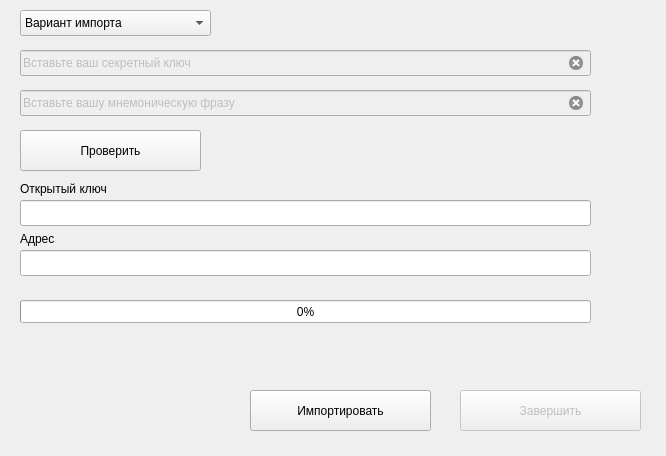
Before: the Qt Designer form ui/firstrun_form.ui in gberdyshev/simple-bitcoin-wallet, drawn with Qt 5.
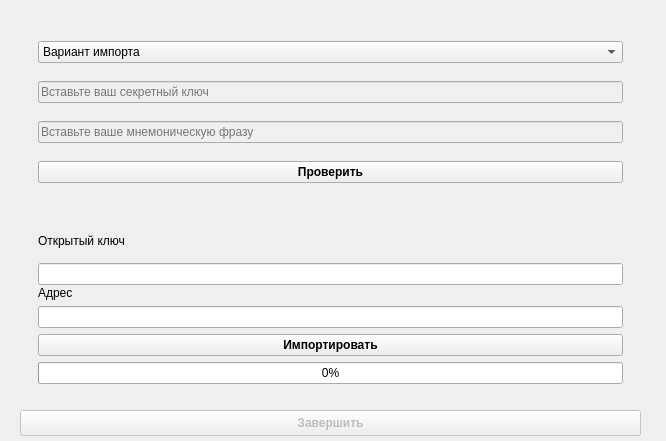
After: the same form once the commit is applied. The open tabs and pages were chosen to show the change.

Patch:
```diff
--- a/ui/firstrun_form.ui
+++ b/ui/firstrun_form.ui
@@ -7,7 +7,7 @@
     <x>0</x>
     <y>0</y>
     <width>666</width>
-    <height>456</height>
+    <height>441</height>
    </rect>
   </property>
   <property name="windowTitle">
@@ -55,205 +55,227 @@
      </widget>
     </widget>
     <widget class="QWidget" name="importer">
-     <widget class="QLineEdit" name="private_key_2">
-      <property name="enabled">
-       <bool>false</bool>
-      </property>
-      <property name="geometry">
-       <rect>
-        <x>20</x>
-        <y>40</y>
-        <width>571</width>
-        <height>26</height>
-       </rect>
-      </property>
-      <property name="autoFillBackground">
-       <bool>false</bool>
-      </property>
-      <property name="text">
-       <string>Вставьте ваш секретный ключ</string>
-      </property>
-      <property name="frame">
-       <bool>true</bool>
-      </property>
-      <property name="readOnly">
-       <bool>false</bool>
-      </property>
-      <property name="clearButtonEnabled">
-       <bool>true</bool>
-      </property>
-     </widget>
-     <widget class="QPushButton" name="check">
-      <property name="geometry">
-       <rect>
-        <x>20</x>
-        <y>120</y>
-        <width>181</width>
-        <height>41</height>
-       </rect>
-      </property>
-      <property name="text">
-       <string>Проверить</string>
-      </property>
-     </widget>
-     <widget class="QLineEdit" name="public_key_2">
-      <property name="geometry">
-       <rect>
-        <x>20</x>
-        <y>190</y>
-        <width>571</width>
-        <height>26</height>
-       </rect>
-      </property>
-      <property name="readOnly">
-       <bool>true</bool>
-      </property>
-     </widget>
-     <widget class="QLineEdit" name="address_2">
-      <property name="geometry">
-       <rect>
-        <x>20</x>
-        <y>240</y>
-        <width>571</width>
-        <height>26</height>
-       </rect>
-      </property>
-      <property name="readOnly">
-       <bool>true</bool>
-      </property>
-     </widget>
-     <widget class="QLabel" name="line_open">
-      <property name="geometry">
-       <rect>
-        <x>20</x>
-        <y>170</y>
-        <width>121</width>
-        <height>18</height>
-       </rect>
-      </property>
-      <property name="text">
-       <string>Открытый ключ</string>
-      </property>
-     </widget>
-     <widget class="QLabel" name="label_5">
-      <property name="geometry">
-       <rect>
-        <x>20</x>
-        <y>220</y>
-        <width>121</width>
-        <height>18</height>
-       </rect>
-      </property>
-      <property name="text">
-       <string>Адрес</string>
-      </property>
-     </widget>
-     <widget class="QPushButton" name="finish_import">
-      <property name="enabled">
-       <bool>true</bool>
-      </property>
-      <property name="geometry">
-       <rect>
-        <x>250</x>
-        <y>380</y>
-        <width>181</width>
-        <height>41</height>
-       </rect>
-      </property>
-      <property name="text">
-       <string>Импортировать</string>
-      </property>
-      <property name="checkable">
-       <bool>false</bool>
-      </property>
-      <property name="autoDefault">
-       <bool>false</bool>
-      </property>
-     </widget>
-     <widget class="QProgressBar" name="import_progress">
-      <property name="geometry">
-       <rect>
-        <x>20</x>
-        <y>290</y>
-        <width>571</width>
-        <height>23</height>
-       </rect>
-      </property>
-      <property name="value">
-       <number>0</number>
-      </property>
-     </widget>
-     <widget class="QPushButton" name="finish_import_2">
-      <property name="enabled">
-       <bool>false</bool>
-      </property>
-      <property name="geometry">
-       <rect>
-        <x>460</x>
-        <y>380</y>
-        <width>181</width>
-        <height>41</height>
-       </rect>
-      </property>
-      <property name="text">
-       <string>Завершить</string>
-      </property>
-      <property name="checkable">
-       <bool>false</bool>
-      </property>
-      <property name="autoDefault">
-       <bool>false</bool>
-      </property>
-     </widget>
-     <widget class="QComboBox" name="import_options">
+     <widget class="QFrame" name="importer_frame_2">
       <property name="geometry">
        <rect>
         <x>20</x>
         <y>0</y>
-        <width>191</width>
-        <height>26</height>
+        <width>621</width>
+        <height>431</height>
        </rect>
       </property>
-      <property name="editable">
-       <bool>false</bool>
-      </property>
-      <property name="currentIndex">
-       <number>0</number>
-      </property>
-      <item>
-       <property name="text">
-        <string>Вариант импорта</string>
+      <widget class="QPushButton" name="finish_import_2">
+       <property name="enabled">
+        <bool>false</bool>
        </property>
-      </item>
-      <item>
-       <property name="text">
-        <string>Секретный ключ</string>
+       <property name="geometry">
+        <rect>
+         <x>0</x>
+         <y>400</y>
+         <width>621</width>
+         <height>26</height>
+        </rect>
        </property>
-      </item>
-      <item>
+       <property name="font">
+        <font>
+         <bold>true</bold>
+        </font>
+       </property>
        <property name="text">
-        <string>Мнемоническая фраза</string>
+        <string>Завершить</string>
        </property>
-      </item>
-     </widget>
-     <widget class="QLineEdit" name="mnemonic_2">
-      <property name="enabled">
-       <bool>false</bool>
-      </property>
-      <property name="geometry">
-       <rect>
-        <x>20</x>
-        <y>80</y>
-        <width>571</width>
-        <height>26</height>
-       </rect>
-      </property>
-      <property name="text">
-       <string>Вставьте вашу мнемоническую фразу</string>
-      </property>
-      <property name="clearButtonEnabled">
-       <bool>true</bool>
-      </property>
+       <property name="checkable">
+        <bool>false</bool>
+       </property>
+       <property name="autoDefault">
+        <bool>false</bool>
+       </property>
+      </widget>
+      <widget class="QFrame" name="importer_frame_3">
+       <property name="geometry">
+        <rect>
+         <x>0</x>
+         <y>1</y>
+         <width>621</width>
+         <height>391</height>
+        </rect>
+       </property>
+       <layout class="QVBoxLayout" name="_2">
+        <item>
+         <layout class="QVBoxLayout" name="verticalLayout_3">
+          <item>
+           <widget class="QFrame" name="import_opt_frame_2">
+            <layout class="QVBoxLayout" name="import_opt_frame">
+             <item>
+              <widget class="QComboBox" name="import_options">
+               <property name="enabled">
+                <bool>true</bool>
+               </property>
+               <property name="editable">
+                <bool>false</bool>
+               </property>
+               <property name="currentIndex">
+                <number>0</number>
+               </property>
+               <item>
+                <property name="text">
+                 <string>Вариант импорта</string>
+                </property>
+               </item>
+               <item>
+                <property name="text">
+                 <string>Секретный ключ</string>
+                </property>
+               </item>
+               <item>
+                <property name="text">
+                 <string>Мнемоническая фраза</string>
+                </property>
+               </item>
+              </widget>
+             </item>
+             <item>
+              <widget class="QLineEdit" name="private_key_2">
+               <property name="enabled">
+                <bool>false</bool>
+               </property>
+               <property name="autoFillBackground">
+                <bool>false</bool>
+               </property>
+               <property name="text">
+                <string/>
+               </property>
+               <property name="frame">
+                <bool>true</bool>
+               </property>
+               <property name="readOnly">
+                <bool>false</bool>
+               </property>
+               <property name="placeholderText">
+                <string>Вставьте ваш секретный ключ</string>
+               </property>
+               <property name="clearButtonEnabled">
+                <bool>true</bool>
+               </property>
+              </widget>
+             </item>
+             <item>
+              <widget class="QLineEdit" name="mnemonic_2">
+               <property name="enabled">
+                <bool>false</bool>
+               </property>
+               <property name="text">
+                <string/>
+               </property>
+               <property name="placeholderText">
+                <string>Вставьте ваше мнемоническую фразу</string>
+               </property>
+               <property name="clearButtonEnabled">
+                <bool>true</bool>
+               </property>
+              </widget>
+             </item>
+             <item>
+              <widget class="QPushButton" name="check">
+               <property name="font">
+                <font>
+                 <bold>true</bold>
+                </font>
+               </property>
+               <property name="text">
+                <string>Проверить</string>
+               </property>
+              </widget>
+             </item>
+            </layout>
+           </widget>
+          </item>
+          <item>
+           <widget class="QFrame" name="addr_frame_2">
+            <layout class="QVBoxLayout" name="addr_frame">
+             <property name="spacing">
+              <number>1</number>
+             </property>
+             <item>
+              <layout class="QVBoxLayout" name="verticalLayout">
+               <item>
+                <widget class="QLabel" name="line_open">
+                 <property name="text">
+                  <string>Открытый ключ</string>
+                 </property>
+                </widget>
+               </item>
+               <item>
+                <widget class="QLineEdit" name="public_key_2">
+                 <property name="readOnly">
+                  <bool>true</bool>
+                 </property>
+                </widget>
+               </item>
+              </layout>
+             </item>
+             <item>
+              <layout class="QVBoxLayout" name="verticalLayout_2">
+               <property name="spacing">
+                <number>6</number>
+               </property>
+               <item>
+                <widget class="QLabel" name="label_5">
+                 <property name="text">
+                  <string>Адрес</string>
+                 </property>
+                </widget>
+               </item>
+               <item>
+                <widget class="QLineEdit" name="address_2">
+                 <property name="readOnly">
+                  <bool>true</bool>
+                 </property>
+                </widget>
+               </item>
+               <item>
+                <widget class="QPushButton" name="finish_import">
+                 <property name="enabled">
+                  <bool>true</bool>
+                 </property>
+                 <property name="font">
+                  <font>
+                   <bold>true</bold>
+                  </font>
+                 </property>
+                 <property name="tabletTracking">
+                  <bool>false</bool>
+                 </property>
+                 <property name="text">
+                  <string>Импортировать</string>
+                 </property>
+                 <property name="checkable">
+                  <bool>false</bool>
+                 </property>
+                 <property name="autoDefault">
+                  <bool>false</bool>
+                 </property>
+                 <property name="default">
+                  <bool>false</bool>
+                 </property>
+                </widget>
+               </item>
+               <item>
+                <widget class="QProgressBar" name="import_progress">
+                 <property name="value">
+                  <number>0</number>
+                 </property>
+                </widget>
+               </item>
+              </layout>
+             </item>
+            </layout>
+           </widget>
+          </item>
+         </layout>
+        </item>
+       </layout>
+      </widget>
      </widget>
     </widget>
     <widget class="QWidget" name="creator">
```
Left out of the diff: 258 changed lines with no effect on the pictures.
